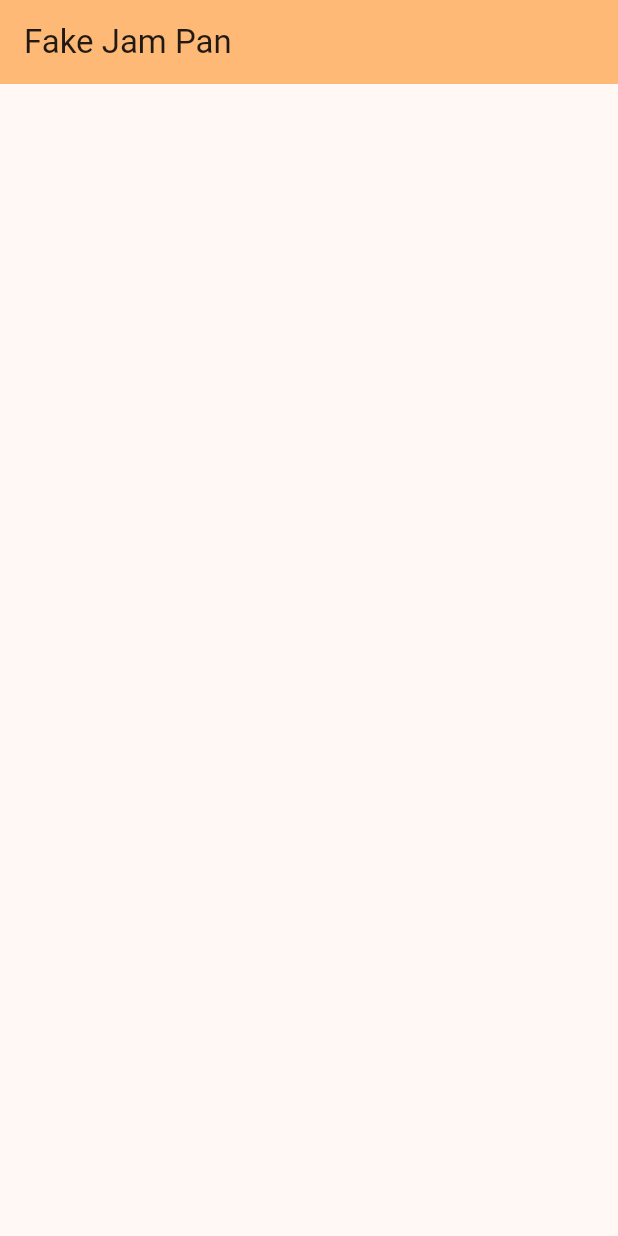
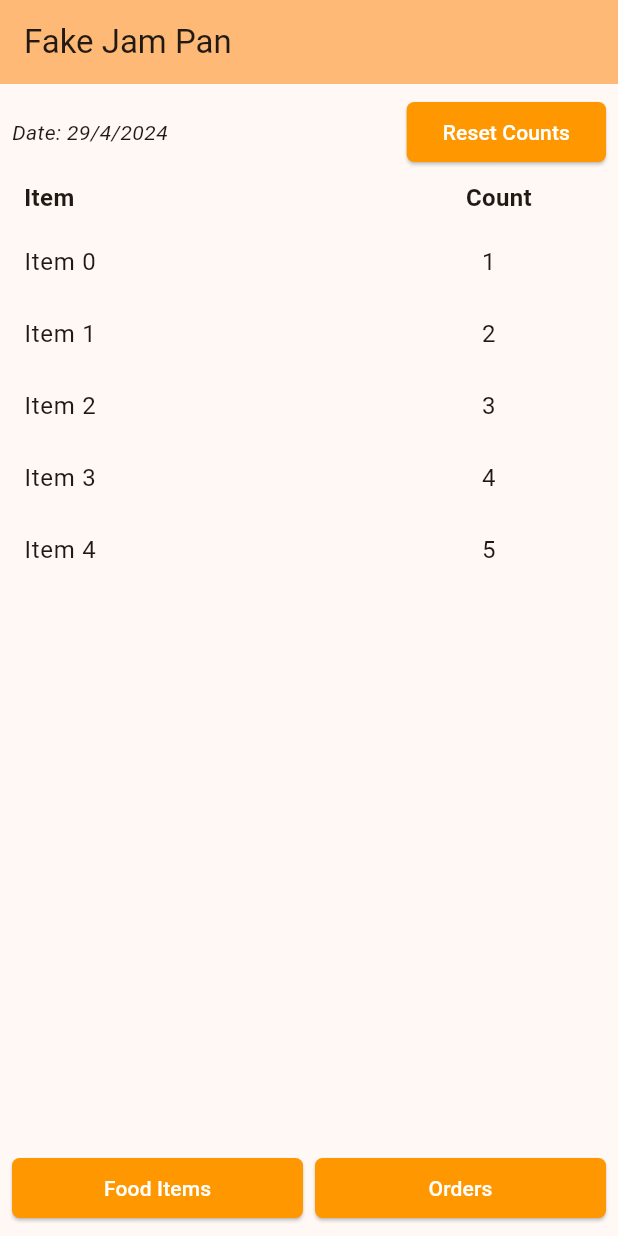
Before and after one commit to chamikacme/fake-jam-pan-app, a Flutter app: the screen it shows after launch, on a phone screen of 412 x 824 dp. Run offline on Flutter 3.47's test engine with Material 3 defaults, Android fonts, the light colour scheme and no system bars.

Commit message:
Added main UI components

```diff
--- /dev/null
+++ b/lib/components/CustomButton.dart
@@ -0,0 +1,30 @@
+import 'package:flutter/material.dart';
+
+class CustomButton extends StatelessWidget {
+  final VoidCallback onPressed;
+  final String buttonText;
+
+  const CustomButton({
+    required this.onPressed,
+    required this.buttonText,
+  });
+
+  @override
+  Widget build(BuildContext context) {
+    return ElevatedButton(
+      onPressed: onPressed,
+      style: ElevatedButton.styleFrom(
+        backgroundColor: ThemeData(
+          colorScheme: ColorScheme.fromSwatch(primarySwatch: Colors.orange),
+        ).colorScheme.primary,
+        shape: RoundedRectangleBorder(
+          borderRadius: BorderRadius.circular(5),
+        ),
+      ),
+      child: Text(
+        buttonText,
+        style: const TextStyle(color: Colors.white),
+      ),
+    );
+  }
+}
--- a/lib/main.dart
+++ b/lib/main.dart
@@ -1,3 +1,7 @@
+import 'package:fake_jam_pan/pages/AddOrderPage.dart';
+import 'package:fake_jam_pan/pages/FoodItemsPage.dart';
+import 'package:fake_jam_pan/pages/HomePage.dart';
+import 'package:fake_jam_pan/pages/OrderListPage.dart';
 import 'package:flutter/material.dart';
 
 void main() {
@@ -15,29 +19,13 @@ class MyApp extends StatelessWidget {
         colorScheme: ColorScheme.fromSeed(seedColor: Colors.orange),
         useMaterial3: true,
       ),
-      home: const MyHomePage(title: 'Fake Jam Pan'),
+      routes: {
+        '/': (context) => const HomePage(),
+        '/food-items': (context) => const FoodItemsPage(),
+        '/add-order': (context) => const AddOrderPage(),
+        '/order-list': (context) => const OrderListPage(),
+      },
+      debugShowCheckedModeBanner: false,
     );
   }
 }
-
-class MyHomePage extends StatefulWidget {
-  const MyHomePage({super.key, required this.title});
-
-  final String title;
-
-  @override
-  State<MyHomePage> createState() => _MyHomePageState();
-}
-
-class _MyHomePageState extends State<MyHomePage> {
-  @override
-  Widget build(BuildContext context) {
-    return Scaffold(
-      appBar: AppBar(
-        backgroundColor: Theme.of(context).colorScheme.inversePrimary,
-        title: Text(widget.title),
-      ),
-      body: Center(),
-    );
-  }
-}
--- /dev/null
+++ b/lib/models/FoodItem.dart
@@ -0,0 +1,6 @@
+class FoodItem {
+  String name;
+  double price;
+
+  FoodItem(this.name, this.price);
+}
--- /dev/null
+++ b/lib/models/ItemCount.dart
@@ -0,0 +1,6 @@
+class ItemCount {
+  String name;
+  int count;
+
+  ItemCount(this.name, this.count);
+}
--- /dev/null
+++ b/lib/models/OrderItem.dart
@@ -0,0 +1,11 @@
+import 'package:fake_jam_pan/models/FoodItem.dart';
+
+class OrderItem {
+  String name;
+  FoodItem foodItem;
+  int count;
+  bool isPaid;
+  bool isIssued;
+
+  OrderItem(this.name, this.foodItem, this.count, this.isPaid, this.isIssued);
+}
--- /dev/null
+++ b/lib/pages/HomePage.dart
@@ -0,0 +1,127 @@
+import 'package:fake_jam_pan/components/CustomButton.dart';
+import 'package:fake_jam_pan/models/ItemCount.dart';
+import 'package:flutter/material.dart';
+
+class HomePage extends StatelessWidget {
+  const HomePage({Key? key}) : super(key: key);
+
+  @override
+  Widget build(BuildContext context) {
+    var date = DateTime.now();
+
+    var counts = List<ItemCount>.generate(
+        5, (index) => ItemCount('Item $index', index + 1));
+
+    return Scaffold(
+      appBar: AppBar(
+          backgroundColor: Theme.of(context).colorScheme.inversePrimary,
+          title: const Text(
+            'Fake Jam Pan',
+          )),
+      body: Column(
+        children: [
+          Padding(
+            padding: const EdgeInsets.all(8.0),
+            child: Row(
+              mainAxisAlignment: MainAxisAlignment.spaceBetween,
+              children: [
+                Text(
+                  'Date: ${date.day}/${date.month}/${date.year}',
+                  style: const TextStyle(
+                    fontStyle: FontStyle.italic,
+                  ),
+                ),
+                CustomButton(onPressed: () => {}, buttonText: 'Reset Counts')
+              ],
+            ),
+          ),
+          const Padding(
+            padding: EdgeInsets.only(
+              left: 16.0,
+              right: 16.0,
+              bottom: 8.0,
+            ),
+            child: Row(
+              mainAxisAlignment: MainAxisAlignment.spaceEvenly,
+              children: [
+                Expanded(
+                  flex: 2,
+                  child: Text(
+                    'Item',
+                    style: TextStyle(
+                      fontWeight: FontWeight.bold,
+                      fontSize: 16,
+                    ),
+                  ),
+                ),
+                Expanded(
+                  flex: 1,
+                  child: Text(
+                    'Count',
+                    textAlign: TextAlign.center,
+                    style: TextStyle(
+                      fontWeight: FontWeight.bold,
+                      fontSize: 16,
+                    ),
+                  ),
+                ),
+              ],
+            ),
+          ),
+          Expanded(
+            child: ListView.builder(
+              itemCount: counts.length,
+              itemBuilder: (context, index) {
+                return ListTile(
+                  visualDensity: VisualDensity.compact,
+                  title: Row(
+                    children: [
+                      Expanded(
+                        flex: 2,
+                        child: Text(
+                          counts[index].name,
+                        ),
+                      ),
+                      Expanded(
+                        flex: 1,
+                        child: Text(
+                          counts[index].count.toString(),
+                          textAlign: TextAlign.center,
+                        ),
+                      ),
+                    ],
+                  ),
+                );
+              },
+            ),
+          ),
+          Padding(
+            padding: const EdgeInsets.all(8.0),
+            child: Row(
+              mainAxisAlignment: MainAxisAlignment.spaceBetween,
+              children: [
+                Expanded(
+                  child: CustomButton(
+                    onPressed: () => {
+                      Navigator.pushNamed(context, '/food-items'),
+                    },
+                    buttonText: 'Food Items',
+                  ),
+                ),
+                const SizedBox(width: 8),
+                Expanded(
+                  child: CustomButton(
+                    onPressed: () => {
+                      Navigator.pushNamed(context, '/add-order'),
+                    },
+                    buttonText: 'Orders',
+                  ),
+                ),
+              ],
+            ),
+          )
+        ],
+      ),
+    );
+  }
+}
--- a/pubspec.yaml
+++ b/pubspec.yaml
@@ -35,6 +35,7 @@ dependencies:
   # The following adds the Cupertino Icons font to your application.
   # Use with the CupertinoIcons class for iOS style icons.
   cupertino_icons: ^1.0.6
+  flutter_bloc: ^8.1.5
 
 dev_dependencies:
   flutter_test:
```
Also changed, not shown: lib/components/CustomTextFormField.dart (added, +19 -0 lines), lib/components/HorizontalGap.dart (added, +10 -0 lines), lib/components/VerticleGap.dart (added, +10 -0 lines), lib/pages/AddOrderPage.dart (added, +178 -0 lines), lib/pages/FoodItemsPage.dart (added, +54 -0 lines), lib/pages/OrderListPage.dart (added, +125 -0 lines), pubspec.lock, 1 other file.
